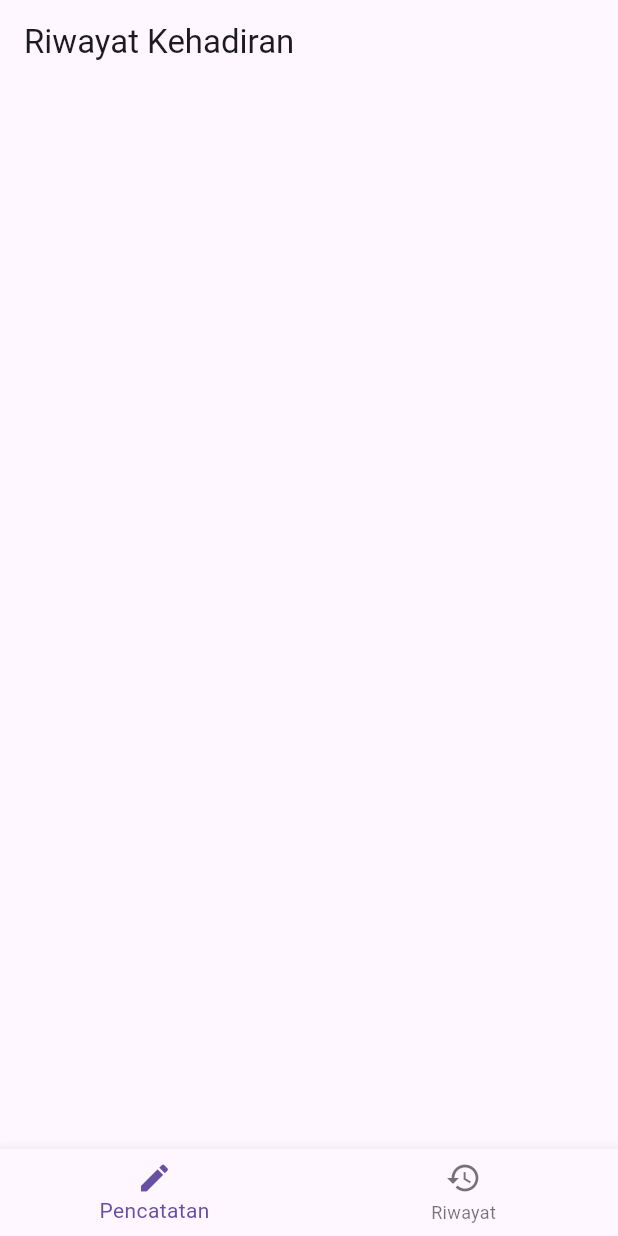
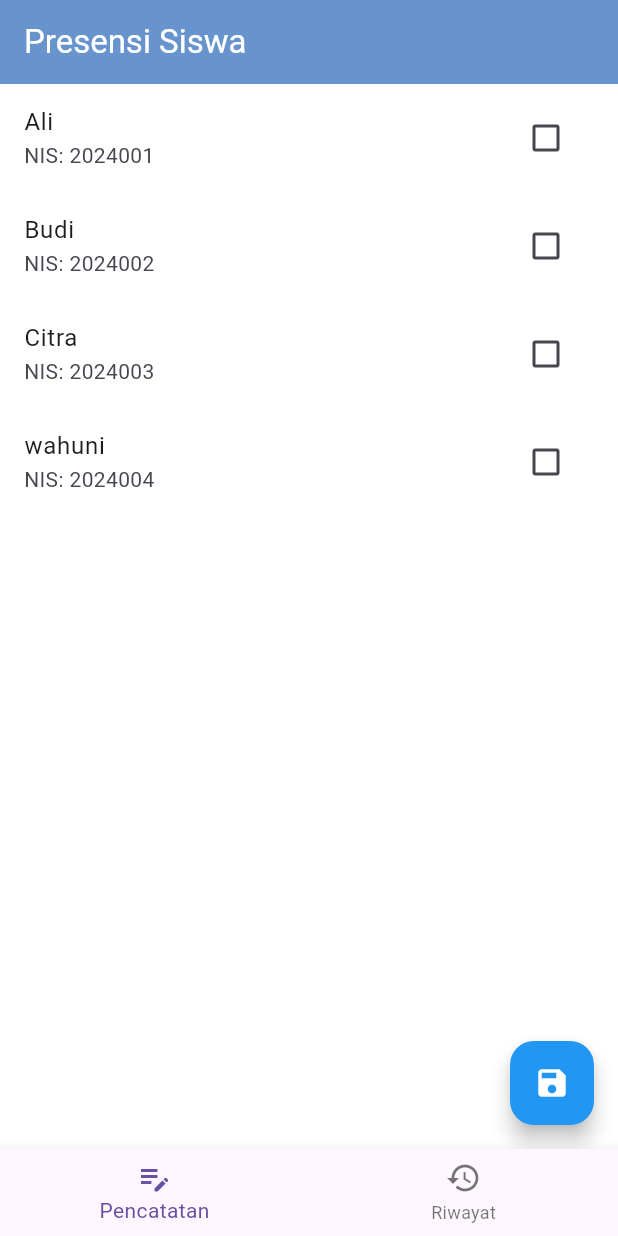
Before and after one commit to lipiyaagustina/pratikum_pak_sepyan, a Flutter app: the screen it shows after launch, on a phone screen of 412 x 824 dp. Run offline on Flutter 3.47's test engine with Material 3 defaults, Android fonts, the phone set to English and light mode, and no system bars.

Commit message:
komit kedua

```diff
--- a/lib/main.dart
+++ b/lib/main.dart
@@ -1,64 +1,28 @@
 import 'package:flutter/material.dart';
-import 'Provider/kehadiran_provider.dart';
-import '../view/riwayat_screen.dart';
+import 'package:provider/provider.dart';
+import 'provider/kehadiran_provider.dart';
+import 'screens/home_screen.dart';
 
 void main() {
-  runApp(MyApp());
+  runApp(const MyApp());
 }
 
 class MyApp extends StatelessWidget {
+  const MyApp({Key? key}) : super(key: key);
+
   @override
   Widget build(BuildContext context) {
     return ChangeNotifierProvider(
-      create: (context) => KehadiranProvider(),
+      create: (_) => KehadiranProvider(),
       child: MaterialApp(
-        debugShowCheckedModeBanner: false,
-        title: 'Monitoring Kehadiran',
+        title: 'Monitoring Kehadiran Siswa',
         theme: ThemeData(
           primarySwatch: Colors.blue,
+          scaffoldBackgroundColor: Colors.white,
         ),
-        home: MainScreen(),
+        debugShowCheckedModeBanner: false,
+        home: const HomeScreen(),
       ),
     );
   }
 }
-
-class MainScreen extends StatefulWidget {
-  @override
-  _MainScreenState createState() => _MainScreenState();
-}
-
-class _MainScreenState extends State<MainScreen> {
-  int _currentIndex = 0;
-
-  final List<Widget> _pages = [
-    RiwayatScreen(),
-  ];
-
-  void _onTabTapped(int index) {
-    setState(() {
-      _currentIndex = index;
-    });
-  }
-
-  @override
-  Widget build(BuildContext context) {
-    return Scaffold(
-      body: _pages[_currentIndex],
-      bottomNavigationBar: BottomNavigationBar(
-        currentIndex: _currentIndex,
-        onTap: _onTabTapped,
-        items: const [
-          BottomNavigationBarItem(
-            icon: Icon(Icons.edit),
-            label: 'Pencatatan',
-          ),
-          BottomNavigationBarItem(
-            icon: Icon(Icons.history),
-            label: 'Riwayat',
-          ),
-        ],
-      ),
-    );
-  }
-}
--- /dev/null
+++ b/lib/models/kehadiran_record.dart
@@ -0,0 +1,17 @@
+import 'package:presensi/models/siswa.dart';
+
+class KehadiranRecord {
+  final DateTime date;
+  final int presentCount;
+  final int absentCount;
+  final List<Siswa> presentMurid;
+  final List<Siswa> absentMurid;
+
+  KehadiranRecord({
+    required this.date,
+    required this.presentCount,
+    required this.absentCount,
+    required this.presentMurid,
+    required this.absentMurid,
+  });
+}
--- a/lib/models/siswa.dart
+++ b/lib/models/siswa.dart
@@ -1,18 +1,20 @@
 class Siswa {
-  final String name; // Nama siswa
-  bool isPresent; // Status kehadiran siswa
+  final String name;
+  final String muridId;
+  bool _isPresent = false;
 
-  Siswa({required this.name, this.isPresent = false});
+  Siswa({
+    required this.name,
+    required this.muridId,
+  });
+
+  bool get isPresent => _isPresent;
+
+  void togglePresence() {
+    _isPresent = !_isPresent;
+  }
+
+  void reset() {
+    _isPresent = false;
+  }
 }
-
-class RiwayatKehadiran {
-  DateTime date;
-  int hadir;
-  int tidakHadir;
-
-  RiwayatKehadiran({
-    required this.date,
-    required this.hadir,
-    required this.tidakHadir,
-  });
-}
--- a/lib/provider/kehadiran_provider.dart
+++ b/lib/provider/kehadiran_provider.dart
@@ -1,33 +1,49 @@
-import 'package:flutter/material.dart';
 import 'package:flutter/foundation.dart';
 import '../models/siswa.dart';
+import '../models/kehadiran_record.dart';
 
 class KehadiranProvider with ChangeNotifier {
-  List<Siswa> _siswaList = [
-    Siswa(name: 'Ali'),
-    Siswa(name: 'Budi'),
-    Siswa(name: 'Citra'),
+  final List<Siswa> _murid = [
+    Siswa(name: 'Ali', muridId: '2024001'),
+    Siswa(name: 'Budi', muridId: '2024002'),
+    Siswa(name: 'Citra', muridId: '2024003'),
+    Siswa(name: 'wahuni', muridId: '2024004'),
   ];
 
-  List<RiwayatKehadiran> _riwayat = [];
+  final List<KehadiranRecord> _records = [];
 
-  List<Siswa> get siswaList => _siswaList;
-  List<RiwayatKehadiran> get riwayat => _riwayat;
+  List<Siswa> get murid => _murid;
+  List<KehadiranRecord> get records => _records;
 
-  void simpanKehadiran() {
-    final hadir = _siswaList.where((siswa) => siswa.isPresent).length;
-    final tidakHadir = _siswaList.length - hadir;
-    _riwayat.insert(
+  bool get hasMurid => _murid.isNotEmpty;
+
+  void toggleKehadiran(int index) {
+    _murid[index].togglePresence();
+    notifyListeners();
+  }
+
+  void saveKehadiran() {
+    final presentMurid =
+        _murid.where((murid) => murid.isPresent).toList();
+    final absentMurid =
+        _murid.where((murid) => !murid.isPresent).toList();
+
+    _records.insert(
       0,
-      RiwayatKehadiran(
+      KehadiranRecord(
         date: DateTime.now(),
-        hadir: hadir,
-        tidakHadir: tidakHadir,
+        presentCount: presentMurid.length,
+        absentCount: absentMurid.length,
+        presentMurid: presentMurid,
+        absentMurid: absentMurid,
       ),
     );
-    for (var siswa in _siswaList) {
-      siswa.isPresent = false;
+
+    // Reset all students
+    for (var student in _murid) {
+      student.reset();
     }
+
     notifyListeners();
   }
 }
--- /dev/null
+++ b/lib/screens/home_screen.dart
@@ -0,0 +1,44 @@
+import 'package:flutter/material.dart';
+import 'kehadiran_screen.dart';
+import 'riwayat_screen.dart';
+
+class HomeScreen extends StatefulWidget {
+  const HomeScreen({Key? key}) : super(key: key);
+
+  @override
+  State<HomeScreen> createState() => _HomeScreenState();
+}
+
+class _HomeScreenState extends State<HomeScreen> {
+  int _selectedIndex = 0;
+
+  final List<Widget> _screens = [
+    const KehadiranScreen(),
+    const RiwayatScreen(),
+  ];
+
+  @override
+  Widget build(BuildContext context) {
+    return Scaffold(
+      body: _screens[_selectedIndex],
+      bottomNavigationBar: BottomNavigationBar(
+        currentIndex: _selectedIndex,
+        onTap: (index) {
+          setState(() {
+            _selectedIndex = index;
+          });
+        },
+        items: const [
+          BottomNavigationBarItem(
+            icon: Icon(Icons.edit_note),
+            label: 'Pencatatan',
+          ),
+          BottomNavigationBarItem(
+            icon: Icon(Icons.history),
+            label: 'Riwayat',
+          ),
+        ],
+      ),
+    );
+  }
+}
--- /dev/null
+++ b/lib/screens/kehadiran_screen.dart
@@ -0,0 +1,57 @@
+import 'package:flutter/material.dart';
+import 'package:provider/provider.dart';
+import '../provider/kehadiran_provider.dart';
+
+class KehadiranScreen extends StatelessWidget {
+  const KehadiranScreen({Key? key}) : super(key: key);
+
+  @override
+  Widget build(BuildContext context) {
+    return Scaffold(
+      appBar: AppBar(
+        title: const Text(
+          'Presensi Siswa',
+          style: TextStyle(color: Colors.white),
+        ),
+        backgroundColor: const Color.fromARGB(255, 104, 148, 205),
+        iconTheme: const IconThemeData(color: Color.fromARGB(255, 120, 163, 237)),
+      ),
+      body: Column(
+        children: [
+          Expanded(
+            child: Consumer<KehadiranProvider>(
+              builder: (context, provider, _) {
+                return ListView.builder(
+                  itemCount: provider.murid.length,
+                  itemBuilder: (context, index) {
+                    final student = provider.murid[index];
+                    return ListTile(
+                      title: Text(student.name),
+                      subtitle: Text('NIS: ${student.muridId}'),
+                      trailing: Checkbox(
+                        value: student.isPresent,
+                        onChanged: (_) => provider.toggleKehadiran(index),
+                      ),
+                    );
+                  },
+                );
+              },
+            ),
+          ),
+        ],
+      ),
+      floatingActionButton: Consumer<KehadiranProvider>(
+        builder: (context, provider, _) {
+          return FloatingActionButton(
+            onPressed: provider. hasMurid ? provider.saveKehadiran : null,
+            backgroundColor: Colors.blue,
+            child: const Icon(
+              Icons.save,
+              color: Colors.white,
+            ),
+          );
+        },
+      ),
+    );
+  }
+}
--- a/lib/view/riwayat_screen.dart
+++ /dev/null
@@ -1,24 +0,0 @@
-import 'package:flutter/material.dart';
-import '../provider/kehadiran_provider.dart';
-
-class RiwayatScreen extends StatelessWidget {
-  @override
-  Widget build(BuildContext context) {
-    final provider = Provider.of<KehadiranProvider>(context);
-
-    return Scaffold(
-      appBar: AppBar(title: Text('Riwayat Kehadiran')),
-      body: ListView.builder(
-        itemCount: provider.riwayat.length,
-        itemBuilder: (context, index) {
-          final riwayat = provider.riwayat[index];
-          return ListTile(
-            title: Text(riwayat.date.toIso8601String().split('T')[0]),
-            subtitle: Text(
-                'Hadir: ${riwayat.hadir}, Tidak Hadir: ${riwayat.tidakHadir}'),
-          );
-        },
-      ),
-    );
-  }
-}
```
Also changed, not shown: lib/screens/riwayat_screen.dart (added, +74 -0 lines), lib/view/absensi_screen.dart (deleted, +0 -38 lines), pubspec.yaml (+7 -2 lines), pubspec.lock.
